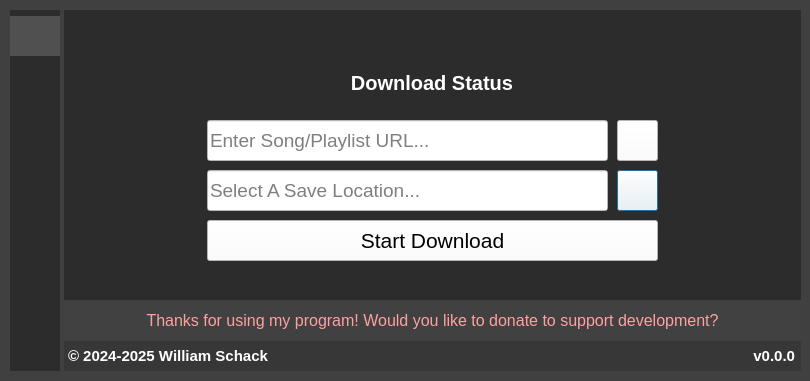
First picture: the form in Spotify Downloader/SpotifyDownloader.ui, repository WilliamSchack/Spotify-Downloader, before the edit.
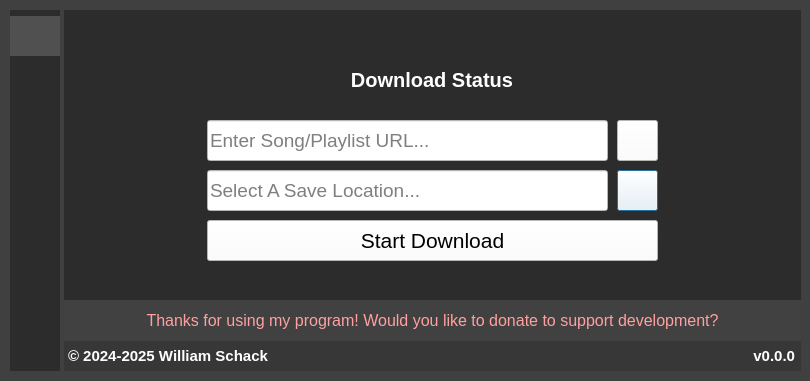
Second picture: the form after the edit. Icons and pictures are not drawn. Custom widgets are drawn as their Qt base class.

Commit message:
Playlist Public Reminder
#41 Added extra message for the playlist visibility when spotify returns nothing

```diff
--- a/Spotify Downloader/SpotifyDownloader.ui
+++ b/Spotify Downloader/SpotifyDownloader.ui
@@ -317,9 +317,9 @@
      <property name="geometry">
       <rect>
        <x>0</x>
-       <y>50</y>
+       <y>34</y>
        <width>736</width>
-       <height>45</height>
+       <height>71</height>
       </rect>
      </property>
      <property name="minimumSize">
```
The commit also changes 1 other file.
